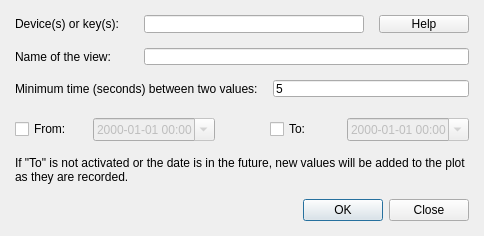
The window that lib/nicos/gui/history_new.ui (mlz-ictrl/nicos) describes before a commit, drawn with Qt 5.
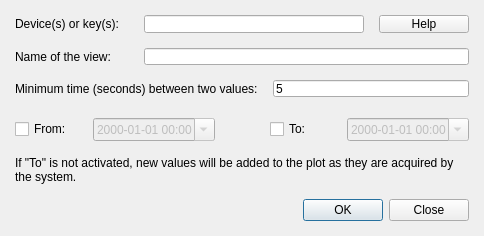
The same window after the commit.

Patch:
```diff
--- a/lib/nicos/gui/history_new.ui
+++ b/lib/nicos/gui/history_new.ui
@@ -131,7 +131,7 @@
    <item>
     <widget class="QLabel" name="label_3">
      <property name="text">
-      <string>If &quot;To&quot; is not activated or the date is in the future, new values will be added to the plot as they are recorded.</string>
+      <string>If &quot;To&quot; is not activated, new values will be added to the plot as they are acquired by the system.</string>
      </property>
      <property name="wordWrap">
       <bool>true</bool>
```
